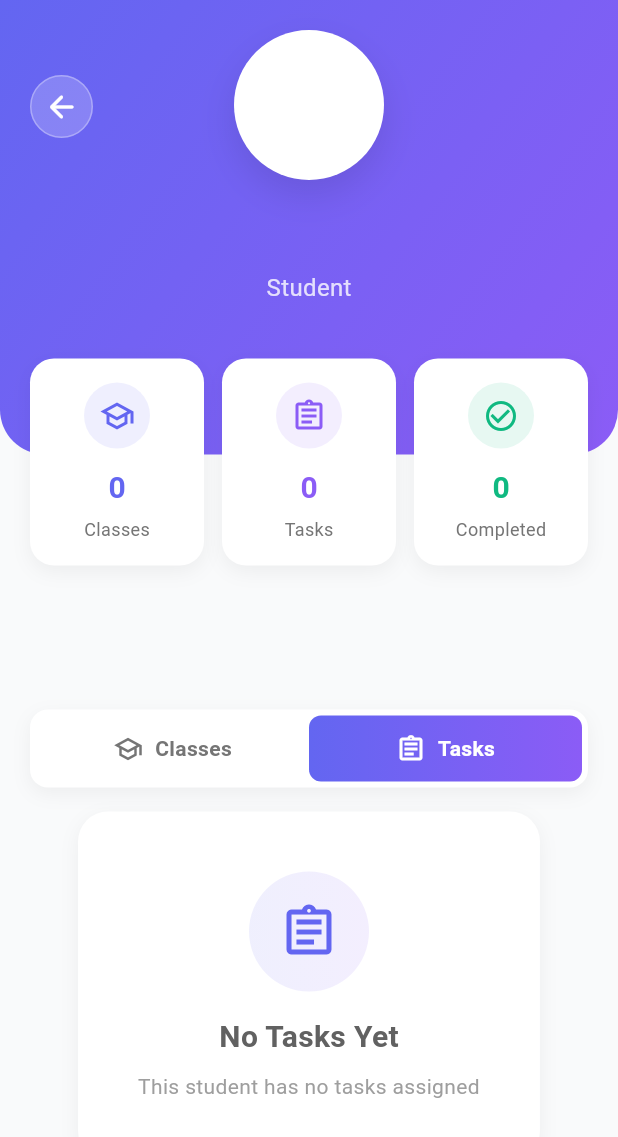
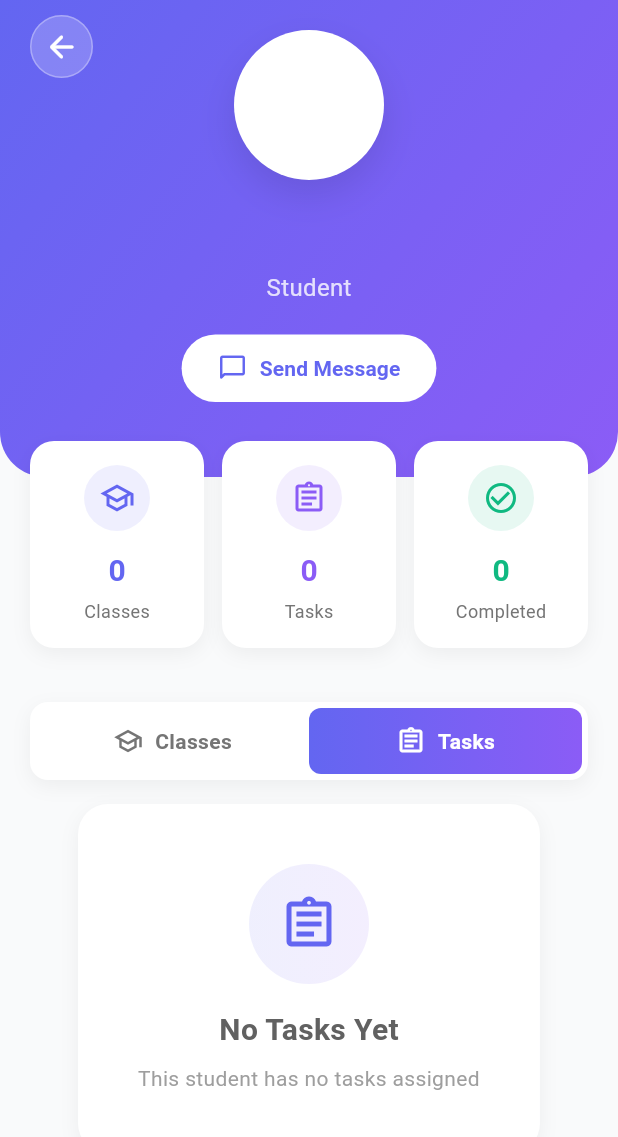
Before and after one commit to bhrmdgr/MyKoc, a Flutter app: the StudentProfilePage screen opened directly with empty values, after a tap on "Tasks", on a phone screen of 412 x 824 dp. Shown: the top 1137 px of the screen. Run offline on Flutter 3.47's test engine with Material 3 defaults, Android fonts, the phone set to English and light mode, and no system bars; our stand-ins replace cloud_firestore, dio, file_picker, firebase_auth, firebase_core, firebase_storage and 3 more; accounts and stored records are empty.

Commit message:
profil sayfası bitti. Mesajlaşma butonu eklendi

```diff
--- a/lib/pages/profile/student_profile_page.dart
+++ b/lib/pages/profile/student_profile_page.dart
@@ -34,8 +34,12 @@ class _StudentProfilePageState extends State<StudentProfilePage> {
     return ChangeNotifierProvider.value(
       value: _viewModel,
       child: Scaffold(
-        // AppBar kaldırıldı, body Stack içine alındı
+        // Arka plan rengini StudentProfileView ile uyumlu yapıyoruz
+        backgroundColor: const Color(0xFFF9FAFB),
         body: Stack(
+          // ÖNEMLİ: fit: StackFit.expand sayesinde içerik tüm ekranı kaplar
+          // ve StudentProfileView içindeki Scroll özelliği sorunsuz çalışır.
+          fit: StackFit.expand,
           children: [
             // 1. Ana İçerik (Profil Görünümü)
             Consumer<ProfileViewModel>(
@@ -56,16 +60,19 @@ class _StudentProfilePageState extends State<StudentProfilePage> {
               },
             ),
 
-            // 2. Geri Butonu (Sol Üst Köşe)
+            // 2. Geri Butonu (Sol Üst Köşe - Sabit ve Tıklanabilir)
             Positioned(
-              top: 50, // SafeArea için biraz boşluk (Status bar altına)
-              left: 20,
+              top: 0,
+              left: 0,
+              child: SafeArea(
+                child: Padding(
+                  padding: const EdgeInsets.fromLTRB(20, 10, 0, 0), // Kenar boşlukları
                   child: GestureDetector(
                     onTap: () => Navigator.pop(context),
                     child: Container(
                       padding: const EdgeInsets.all(8),
                       decoration: BoxDecoration(
-                    color: Colors.white.withOpacity(0.2), // Hafif şeffaf arka plan
+                        color: Colors.white.withOpacity(0.2), // Hafif şeffaf
                         shape: BoxShape.circle,
                         border: Border.all(
                           color: Colors.white.withOpacity(0.3),
@@ -74,8 +81,10 @@ class _StudentProfilePageState extends State<StudentProfilePage> {
                       ),
                       child: const Icon(
                         Icons.arrow_back_rounded,
-                    color: Colors.white, // Header gradient olduğu için beyaz icon
+                        color: Colors.white, // Header üzerinde beyaz ikon
                         size: 24,
+                      ),
+                    ),
                   ),
                 ),
               ),
--- a/lib/pages/profile/widgets/student_profile_view.dart
+++ b/lib/pages/profile/widgets/student_profile_view.dart
@@ -3,11 +3,9 @@ import 'package:mykoc/pages/profile/profile_model.dart';
 import 'package:mykoc/pages/profile/profile_view_model.dart';
 import 'package:mykoc/pages/classroom/class_model.dart';
 import 'package:mykoc/pages/tasks/task_model.dart';
-import 'package:mykoc/pages/home/homeView.dart'; // HomeView importunu ekleyin
-import 'package:mykoc/pages/main/main_screen.dart'; // ⚠️ BU
+import 'package:mykoc/pages/main/main_screen.dart';
 import 'package:mykoc/services/storage/local_storage_service.dart';
 import 'package:mykoc/pages/classroom/class_detail/class_detail_view.dart';
-import 'package:mykoc/services/storage/local_storage_service.dart'; // EKLENDİ: ID'yi kaydetmek için
 import 'package:intl/intl.dart';
 
 class StudentProfileView extends StatelessWidget {
@@ -27,23 +25,21 @@ class StudentProfileView extends StatelessWidget {
       body: SingleChildScrollView(
         child: Column(
           children: [
-            _buildHeader(),
+            _buildHeader(context),
             const SizedBox(height: 16),
             _buildStatsCards(),
             const SizedBox(height: 16),
 
-            // Join Class Button - Sadece kendi profilinde göster
+            // Join Class Button - Sadece öğrenci kendi profilinde görür
             if (!viewModel.isMentorViewing)
               _buildJoinClassButton(context),
 
             if (!viewModel.isMentorViewing)
               const SizedBox(height: 16),
 
-            // Tab Selector
             _buildTabSelector(),
             const SizedBox(height: 16),
 
-            // Content based on selected tab
             if (viewModel.selectedTab == 'classes')
               _buildClassesList(context)
             else
@@ -51,7 +47,7 @@ class StudentProfileView extends StatelessWidget {
 
             const SizedBox(height: 16),
 
-            // Menu Options - Sadece kendi profilinde göster
+            // Menu Options - Sadece öğrenci kendi profilinde görür
             if (!viewModel.isMentorViewing)
               _buildMenuOptions(context),
 
@@ -62,7 +58,7 @@ class StudentProfileView extends StatelessWidget {
     );
   }
 
-  Widget _buildHeader() {
+  Widget _buildHeader(BuildContext context) {
     return Container(
       width: double.infinity,
       decoration: const BoxDecoration(
@@ -79,7 +75,7 @@ class StudentProfileView extends StatelessWidget {
       child: SafeArea(
         bottom: false,
         child: Padding(
-          padding: const EdgeInsets.fromLTRB(24, 20, 24, 100),
+          padding: const EdgeInsets.fromLTRB(24, 20, 24, 40),
           child: Column(
             children: [
               // Avatar
@@ -125,6 +121,40 @@ class StudentProfileView extends StatelessWidget {
                   color: Colors.white.withOpacity(0.8),
                 ),
               ),
+
+              // --- MESSAGE BUTTON (SADECE MENTÖR GÖRÜR) ---
+              if (viewModel.isMentorViewing) ...[
+                const SizedBox(height: 20),
+                SizedBox(
+                  height: 45,
+                  child: ElevatedButton.icon(
+                    onPressed: () {
+                      ScaffoldMessenger.of(context).showSnackBar(
+                        const SnackBar(
+                          content: Text("Chat feature coming soon!"),
+                          backgroundColor: Color(0xFF6366F1),
+                          behavior: SnackBarBehavior.floating,
+                        ),
+                      );
+                    },
+                    icon: const Icon(Icons.chat_bubble_outline_rounded, size: 20),
+                    label: const Text(
+                      "Send Message",
+                      style: TextStyle(fontWeight: FontWeight.w600),
+                    ),
+                    style: ElevatedButton.styleFrom(
+                      backgroundColor: Colors.white,
+                      foregroundColor: const Color(0xFF6366F1),
+                      elevation: 0,
+                      padding: const EdgeInsets.symmetric(horizontal: 24),
+                      shape: RoundedRectangleBorder(
+                        borderRadius: BorderRadius.circular(30),
+                      ),
+                    ),
+                  ),
+                ),
+                const SizedBox(height: 10),
+              ],
             ],
           ),
         ),
@@ -133,16 +163,16 @@ class StudentProfileView extends StatelessWidget {
   }
 
   Widget _buildStatsCards() {
+    final double offsetY = viewModel.isMentorViewing ? -40 : -80;
+
     return Container(
       margin: const EdgeInsets.symmetric(horizontal: 20),
-      transform: Matrix4.translationValues(0, -80, 0),
+      transform: Matrix4.translationValues(0, offsetY, 0),
       child: Row(
         children: [
           Expanded(
             child: GestureDetector(
-              onTap: () {
-                viewModel.switchTab('classes');
-              },
+              onTap: () => viewModel.switchTab('classes'),
               child: _buildStatCard(
                 icon: Icons.school_outlined,
                 label: 'Classes',
@@ -154,9 +184,7 @@ class StudentProfileView extends StatelessWidget {
           const SizedBox(width: 12),
           Expanded(
             child: GestureDetector(
-              onTap: () {
-                viewModel.switchTab('tasks');
-              },
+              onTap: () => viewModel.switchTab('tasks'),
               child: _buildStatCard(
                 icon: Icons.assignment_outlined,
                 label: 'Tasks',
@@ -235,6 +263,7 @@ class StudentProfileView extends StatelessWidget {
   Widget _buildJoinClassButton(BuildContext context) {
     return Container(
       margin: const EdgeInsets.symmetric(horizontal: 20),
+      transform: Matrix4.translationValues(0, -60, 0),
       child: Container(
         decoration: BoxDecoration(
           gradient: const LinearGradient(
@@ -279,9 +308,12 @@ class StudentProfileView extends StatelessWidget {
   }
 
   Widget _buildTabSelector() {
+    final double offsetY = viewModel.isMentorViewing ? -20 : -60;
+
     return Container(
       margin: const EdgeInsets.symmetric(horizontal: 20),
       padding: const EdgeInsets.all(4),
+      transform: Matrix4.translationValues(0, offsetY, 0),
       decoration: BoxDecoration(
         color: Colors.white,
         borderRadius: BorderRadius.circular(12),
@@ -359,18 +391,24 @@ class StudentProfileView extends StatelessWidget {
   }
 
   Widget _buildClassesList(BuildContext context) {
+    final double offsetY = viewModel.isMentorViewing ? -20 : -60;
+
     if (viewModel.classes.isEmpty) {
-      return _buildEmptyState(
+      return Transform.translate(
+        offset: Offset(0, offsetY),
+        child: _buildEmptyState(
           icon: Icons.school_outlined,
           title: 'No Classes Yet',
           subtitle: viewModel.isMentorViewing
               ? 'This student hasn\'t joined any classes'
               : 'Join a class using the button above',
+        ),
       );
     }
 
     return Container(
       margin: const EdgeInsets.symmetric(horizontal: 20),
+      transform: Matrix4.translationValues(0, offsetY, 0),
       child: Column(
         children: viewModel.classes
             .map((classItem) => _buildClassCard(context, classItem))
@@ -382,10 +420,8 @@ class StudentProfileView extends StatelessWidget {
   Widget _buildClassCard(BuildContext context, ClassModel classItem) {
     return GestureDetector(
       onTap: () async {
-        // EĞER MENTÖR İZLİYORSA HİÇBİR ŞEY YAPMA
         if (viewModel.isMentorViewing) return;
 
-        // Sadece öğrenci kendi profilindeyse çalışsın
         await LocalStorageService().saveActiveClassId(classItem.id);
 
         if (context.mounted) {
@@ -397,7 +433,6 @@ class StudentProfileView extends StatelessWidget {
         }
       },
       child: Container(
-        // ... (Tasarım kodları aynı kalıyor)
         margin: const EdgeInsets.only(bottom: 12),
         padding: const EdgeInsets.all(16),
         decoration: BoxDecoration(
@@ -413,8 +448,6 @@ class StudentProfileView extends StatelessWidget {
         ),
         child: Row(
           children: [
-            // ... (İçerik aynı)
-            // Class Icon
             Container(
               width: 56,
               height: 56,
@@ -435,8 +468,6 @@ class StudentProfileView extends StatelessWidget {
               ),
             ),
             const SizedBox(width: 16),
-
-            // Class Info
             Expanded(
               child: Column(
                 crossAxisAlignment: CrossAxisAlignment.start,
@@ -474,8 +505,6 @@ class StudentProfileView extends StatelessWidget {
                 ],
               ),
             ),
-
-            // Leave Button
             if (!viewModel.isMentorViewing)
               PopupMenuButton(
                 icon: Icon(Icons.more_vert, color: Colors.grey[600]),
@@ -510,23 +539,28 @@ class StudentProfileView extends StatelessWidget {
   }
 
   Widget _buildTasksList(BuildContext context) {
+    final double offsetY = viewModel.isMentorViewing ? -20 : -60;
+
     if (viewModel.tasks.isEmpty) {
-      return _buildEmptyState(
+      return Transform.translate(
+        offset: Offset(0, offsetY),
+        child: _buildEmptyState(
           icon: Icons.assignment_outlined,
           title: 'No Tasks Yet',
           subtitle: viewModel.isMentorViewing
               ? 'This student has no tasks assigned'
               : 'Your mentors haven\'t assigned any tasks yet',
+        ),
       );
     }
 
-    // Group tasks by status
     final notStarted = viewModel.tasks.where((t) => (t.status ?? 'not_started') == 'not_started').toList();
     final inProgress = viewModel.tasks.where((t) => t.status == 'in_progress').toList();
     final completed = viewModel.tasks.where((t) => t.status == 'completed').toList();
 
     return Container(
       margin: const EdgeInsets.symmetric(horizontal: 20),
+      transform: Matrix4.translationValues(0, offsetY, 0),
       child: Column(
         crossAxisAlignment: CrossAxisAlignment.start,
         children: [
@@ -592,9 +626,19 @@ class StudentProfileView extends StatelessWidget {
     );
   }
 
+  String _getTaskClassName(String classId) {
+    try {
+      final foundClass = viewModel.classes.firstWhere((c) => c.id == classId);
+      return foundClass.className;
+    } catch (e) {
+      return 'Unknown Class';
+    }
+  }
+
   Widget _buildTaskCard(TaskModel task) {
     final isOverdue = task.dueDate.isBefore(DateTime.now()) && task.status != 'completed';
     final formattedDate = DateFormat('MMM dd, yyyy').format(task.dueDate);
+    final className = _getTaskClassName(task.classId);
 
     Color priorityColor;
     switch (task.priority.toLowerCase()) {
@@ -629,6 +673,33 @@ class StudentProfileView extends StatelessWidget {
       child: Column(
         crossAxisAlignment: CrossAxisAlignment.start,
         children: [
+          // --- Class Name Badge ---
+          Container(
+            margin: const EdgeInsets.only(bottom: 8),
+            padding: const EdgeInsets.symmetric(horizontal: 8, vertical: 4),
+            decoration: BoxDecoration(
+              color: const Color(0xFFF3F4F6),
+              borderRadius: BorderRadius.circular(6),
+            ),
+            child: Row(
+              mainAxisSize: MainAxisSize.min,
+              children: [
+                const Icon(Icons.school_outlined, size: 12, color: Color(0xFF6B7280)),
+                const SizedBox(width: 4),
+                Flexible(
+                  child: Text(
+                    className,
+                    style: const TextStyle(
+                      fontSize: 11,
+                      fontWeight: FontWeight.w600,
+                      color: Color(0xFF6B7280),
+                    ),
+                    overflow: TextOverflow.ellipsis,
+                  ),
+                ),
+              ],
+            ),
+          ),
           Row(
             children: [
               Expanded(
@@ -641,6 +712,7 @@ class StudentProfileView extends StatelessWidget {
                   ),
                 ),
               ),
+              const SizedBox(width: 8),
               Container(
                 padding: const EdgeInsets.symmetric(horizontal: 8, vertical: 4),
                 decoration: BoxDecoration(
@@ -710,6 +782,7 @@ class StudentProfileView extends StatelessWidget {
     );
   }
 
+  // EKLENEN METOD
   Widget _buildEmptyState({
     required IconData icon,
     required String title,
@@ -768,13 +841,10 @@ class StudentProfileView extends StatelessWidget {
     );
   }
 
-  // _buildMenuOptions, _buildMenuItem, _buildDivider, _showJoinClassDialog, _showLeaveClassDialog, _showLogoutDialog...
-  // Bu metodlar aynı kalıyor, dosyanın sonuna mevcut kodlarınızdan ekleyebilirsiniz.
-  // Kod bütünlüğü için onları da ekliyorum:
-
   Widget _buildMenuOptions(BuildContext context) {
     return Container(
       margin: const EdgeInsets.symmetric(horizontal: 20),
+      transform: Matrix4.translationValues(0, -60, 0),
       decoration: BoxDecoration(
         color: Colors.white,
         borderRadius: BorderRadius.circular(20),
```
Lines whose indentation alone changed are shown as unchanged.
